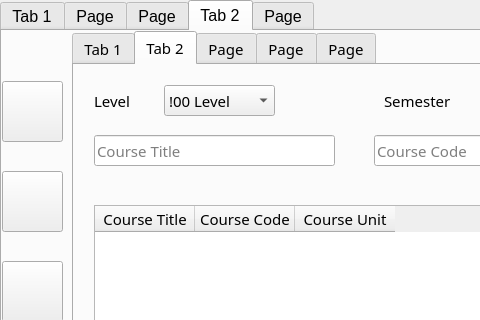
The window that MyGPAmate.ui (edeniyanda/MyGPAmate) describes before a commit, drawn with Qt 5; both pictures show x 0 to 480 and y 0 to 320 of the 1168 by 592 pixel window.
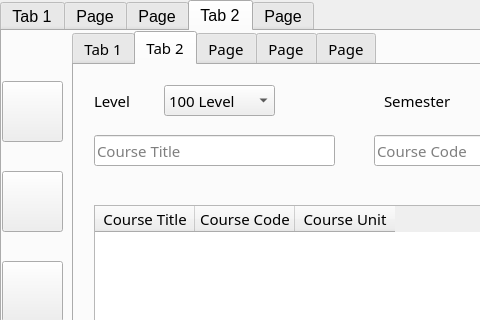
The same window after the commit. The open tabs and pages were chosen to show the change. Icons and pictures are not drawn.

Commit message: Create class to update courses table according to level and semester

Diff of the .ui file:
```diff
--- a/MyGPAmate.ui
+++ b/MyGPAmate.ui
@@ -742,7 +742,7 @@
         </property>
         <item>
          <property name="text">
-          <string>!00 Level</string>
+          <string>100 Level</string>
          </property>
         </item>
         <item>
```
Left out of the diff: 16 changed lines with no effect on the pictures. The commit also changes 5 other files.
